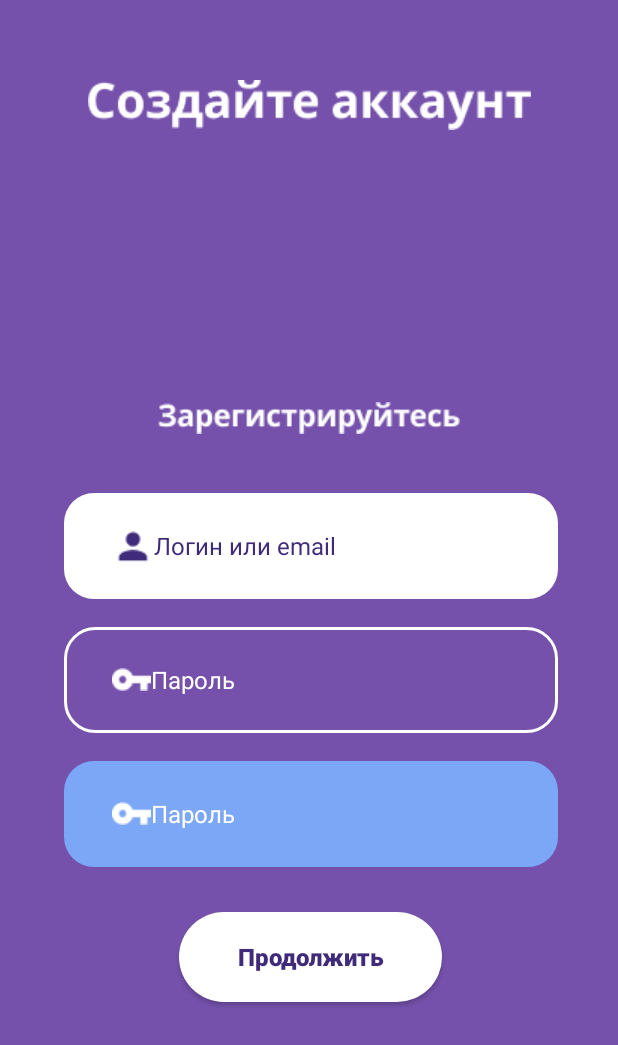
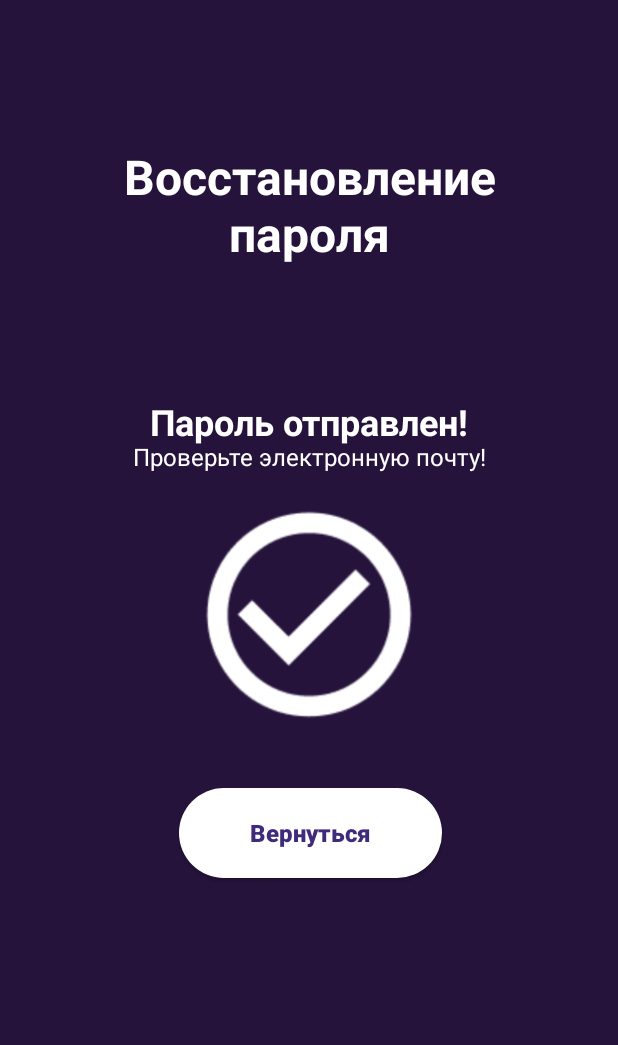
Before and after one commit to nordl1ng/mobile, an Android app: the screen it shows after launch (MainActivity4 before the commit, MainActivity5 after it), on a phone screen of 412 x 824 dp. Shown: the top 1045 px of the screen. Run offline under Robolectric (Android 15) with nearby library versions, the light colour scheme and no system bars.

Commit message:
activity_all

```diff
--- /dev/null
+++ b/control_work/app/src/main/java/com/example/control_work/MainActivity5.kt
@@ -0,0 +1,11 @@
+package com.example.control_work
+
+import androidx.appcompat.app.AppCompatActivity
+import android.os.Bundle
+
+class MainActivity5 : AppCompatActivity() {
+    override fun onCreate(savedInstanceState: Bundle?) {
+        super.onCreate(savedInstanceState)
+        setContentView(R.layout.activity_main5)
+    }
+}
--- a/control_work/app/src/main/res/layout/activity_main2.xml
+++ b/control_work/app/src/main/res/layout/activity_main2.xml
@@ -49,7 +49,7 @@
         android:textColor="@color/white"
         android:fontFamily="@font/poppins"
         android:gravity="center_horizontal"
-
+        android:drawablePadding="-74dp"
         />
 
     <androidx.appcompat.widget.AppCompatButton
@@ -71,5 +71,6 @@
         android:background="@drawable/reg_button"
         android:textColor="@color/white"
         android:fontFamily="@font/poppins"
+        android:drawablePadding="-74dp"
         />
 </androidx.constraintlayout.widget.ConstraintLayout>
--- a/control_work/app/src/main/res/layout/activity_main3.xml
+++ b/control_work/app/src/main/res/layout/activity_main3.xml
@@ -68,7 +68,8 @@
                 android:textSize="16sp"
                 app:layout_constraintEnd_toEndOf="parent"
                 app:layout_constraintStart_toStartOf="parent"
-                app:layout_constraintTop_toBottomOf="@+id/imageView2" />
+                app:layout_constraintTop_toBottomOf="@+id/imageView2"
+                android:drawablePadding="25dp"/>
 
             <EditText
                 android:id="@+id/EditText2"
@@ -87,7 +88,8 @@
                 android:textSize="16sp"
                 app:layout_constraintEnd_toEndOf="parent"
                 app:layout_constraintStart_toStartOf="parent"
-                app:layout_constraintTop_toBottomOf="@+id/EditText" />
+                app:layout_constraintTop_toBottomOf="@+id/EditText"
+                android:drawablePadding="25dp"/>
 
             <androidx.appcompat.widget.AppCompatButton
                 android:id="@+id/button"
--- a/control_work/app/src/main/res/layout/activity_main4.xml
+++ b/control_work/app/src/main/res/layout/activity_main4.xml
@@ -59,7 +59,8 @@
                 android:textSize="16sp"
                 app:layout_constraintEnd_toEndOf="parent"
                 app:layout_constraintStart_toStartOf="parent"
-                app:layout_constraintTop_toBottomOf="@+id/imageView2" />
+                app:layout_constraintTop_toBottomOf="@+id/imageView2"
+                android:drawablePadding="18dp"/>
 
             <EditText
                 android:id="@+id/EditText2"
@@ -78,7 +79,8 @@
                 android:textSize="16sp"
                 app:layout_constraintEnd_toEndOf="parent"
                 app:layout_constraintStart_toStartOf="parent"
-                app:layout_constraintTop_toBottomOf="@+id/EditText" />
+                app:layout_constraintTop_toBottomOf="@+id/EditText"
+                android:drawablePadding="19dp"/>
 
             <EditText
                 android:id="@+id/EditText3"
@@ -97,7 +99,8 @@
                 android:textSize="16sp"
                 app:layout_constraintEnd_toEndOf="parent"
                 app:layout_constraintStart_toStartOf="parent"
-                app:layout_constraintTop_toBottomOf="@+id/EditText2" />
+                app:layout_constraintTop_toBottomOf="@+id/EditText2"
+                android:drawablePadding="24dp"/>
 
             <androidx.appcompat.widget.AppCompatButton
                 android:id="@+id/button"
@@ -119,25 +122,30 @@
                 app:layout_constraintStart_toStartOf="parent"
                 app:layout_constraintTop_toBottomOf="@+id/EditText3" />
 
-            <ImageView
-                android:id="@+id/imageView3"
+            <TextView
+                android:id="@+id/textView"
                 android:layout_width="wrap_content"
                 android:layout_height="wrap_content"
                 android:layout_marginTop="200.01dp"
+                android:text="Уже есть аккаунт?"
+                android:textColor="@color/white"
+                android:textSize="17sp"
                 app:layout_constraintStart_toStartOf="parent"
-                app:layout_constraintTop_toBottomOf="@+id/button"
-                app:srcCompat="@drawable/re_pass"
-                android:layout_marginStart="29dp"/>
+                android:layout_marginStart="41dp"
+                app:layout_constraintTop_toBottomOf="@+id/button" />
 
-            <ImageView
-                android:id="@+id/imageView4"
+            <TextView
+                android:id="@+id/textView1"
                 android:layout_width="wrap_content"
                 android:layout_height="wrap_content"
                 android:layout_marginTop="200.01dp"
-                app:layout_constraintStart_toStartOf="parent"
-                app:layout_constraintTop_toBottomOf="@+id/button"
-                app:srcCompat="@drawable/forgot"
-                android:layout_marginStart="170dp"/>
+                android:text="Вернуться назад"
+                android:textColor="@color/pass_confirm"
+                android:textSize="17sp"
+                app:layout_constraintEnd_toEndOf="parent"
+                android:layout_marginEnd="49dp"
+                app:layout_constraintTop_toBottomOf="@+id/button" />
+
 
         </androidx.constraintlayout.widget.ConstraintLayout>
     </ScrollView>
--- /dev/null
+++ b/control_work/app/src/main/res/layout/activity_main5.xml
@@ -0,0 +1,91 @@
+<?xml version="1.0" encoding="utf-8"?>
+<androidx.constraintlayout.widget.ConstraintLayout xmlns:android="http://schemas.android.com/apk/res/android"
+    xmlns:app="http://schemas.android.com/apk/res-auto"
+    xmlns:tools="http://schemas.android.com/tools"
+    android:layout_width="match_parent"
+    android:layout_height="match_parent"
+    android:background="@color/main_background5"
+    tools:context=".MainActivity5">
+
+    <TextView
+        android:id="@+id/textView"
+        android:layout_width="wrap_content"
+        android:layout_height="wrap_content"
+        app:layout_constraintEnd_toEndOf="parent"
+        app:layout_constraintStart_toStartOf="parent"
+        app:layout_constraintTop_toTopOf="parent"
+        android:layout_marginTop="96.23dp"
+        android:text="Восстановление
+        пароля"
+        android:lines="2"
+        android:gravity="center"
+        android:textColor="@color/white"
+        android:textSize="32sp"
+        android:fontFamily="@font/poppins"
+        android:textStyle="bold"
+        />
+
+    <TextView
+        android:id="@+id/textView1"
+        android:layout_width="wrap_content"
+        android:layout_height="wrap_content"
+        app:layout_constraintEnd_toEndOf="parent"
+        app:layout_constraintStart_toStartOf="parent"
+        app:layout_constraintTop_toTopOf="parent"
+        android:layout_marginTop="284.26dp"
+        android:text="Проверьте электронную почту!"
+        android:lines="2"
+        android:gravity="center"
+        android:textColor="@color/white"
+        android:textSize="16sp"
+        android:fontFamily="@font/poppins"
+
+        />
+    <TextView
+        android:id="@+id/textView2"
+        android:layout_width="wrap_content"
+        android:layout_height="wrap_content"
+        app:layout_constraintEnd_toEndOf="parent"
+        app:layout_constraintStart_toStartOf="parent"
+        app:layout_constraintTop_toTopOf="parent"
+        android:layout_marginTop="250.46dp"
+        android:text="Пароль отправлен!"
+        android:lines="2"
+        android:gravity="center"
+        android:textColor="@color/white"
+        android:textSize="24sp"
+        android:fontFamily="@font/poppins"
+        android:textStyle="bold"
+        />
+
+    <androidx.appcompat.widget.AppCompatButton
+        android:id="@+id/button"
+        android:layout_width="0dp"
+        android:layout_height="59.73dp"
+        android:layout_marginStart="119dp"
+        android:layout_marginEnd="117dp"
+        android:background="@drawable/resume"
+        android:insetBottom="6dp"
+        android:onClick="next"
+        android:text="Вернуться"
+        android:textAllCaps="false"
+        android:textColor="@color/login"
+        android:textSize="16sp"
+        android:textStyle="bold"
+        app:layout_constraintEnd_toEndOf="parent"
+        app:layout_constraintHorizontal_bias="0.0"
+        app:layout_constraintStart_toStartOf="parent"
+        app:layout_constraintTop_toTopOf="parent"
+        android:layout_marginTop="525.09dp"/>
+
+    <ImageView
+        android:id="@+id/imageView"
+        android:layout_width="164dp"
+        android:layout_height="164dp"
+        app:srcCompat="@drawable/check"
+        app:layout_constraintStart_toStartOf="parent"
+        app:layout_constraintEnd_toEndOf="parent"
+        app:layout_constraintTop_toTopOf="parent"
+        android:layout_marginTop="327.09dp"
+        />
+</androidx.constraintlayout.widget.ConstraintLayout>
--- a/control_work/app/src/main/res/values/colors.xml
+++ b/control_work/app/src/main/res/values/colors.xml
@@ -13,6 +13,7 @@
     <color name="main_background">#5F4D9F</color>
     <color name="main_background2">#7C59B5</color>
     <color name="main_background3">#7551AB</color>
+    <color name="main_background5">#25133B</color>
     <color name="login">#402B7B</color>
     <color name="pass">#64C1AB</color>
     <color name="pass_confirm">#7CA6F6</color>
```
Also changed, not shown: control_work/app/src/main/AndroidManifest.xml (+7 -1 lines), control_work/app/src/main/java/com/example/control_work/MainActivity6.kt (added, +11 -0 lines), control_work/app/src/main/res/layout/activity_main6.xml (added, +38 -0 lines), control_work/app/src/main/res/drawable/check.png (added), control_work/app/src/main/res/drawable/mail.png (added).
